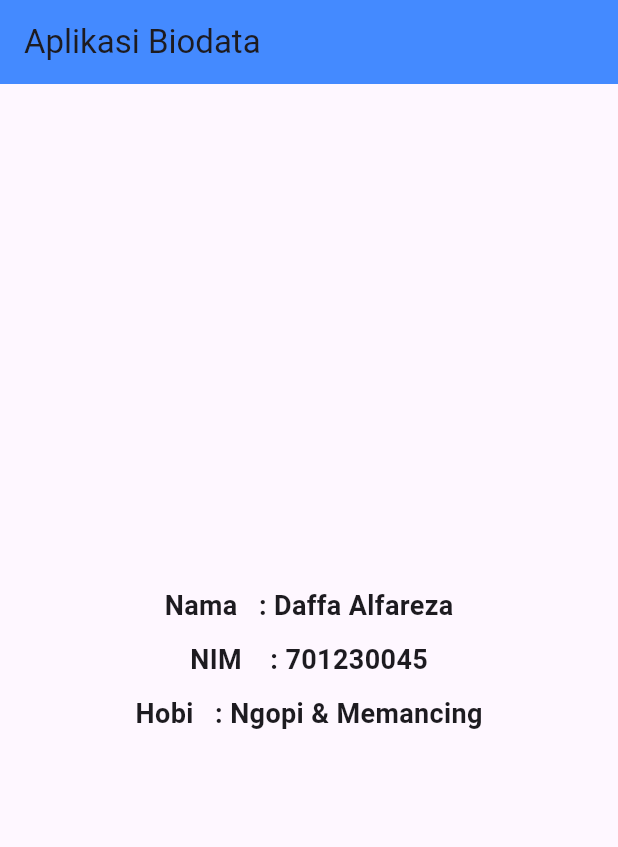
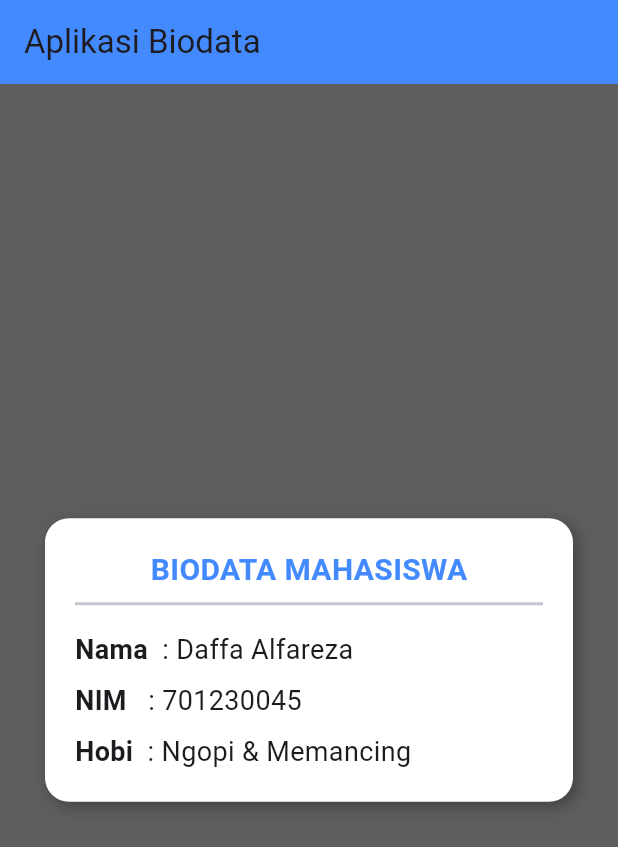
Before and after one commit to Dalfareza13/Biodata-App, a Flutter app: the screen it shows after launch, on a phone screen of 412 x 824 dp. Shown: the top 847 px of the screen. Run offline on Flutter 3.47's test engine with Material 3 defaults, Android fonts, the phone set to English and light mode, and no system bars.

Commit message:
Update isi Biodata_app

```diff
--- a/lib/main.dart
+++ b/lib/main.dart
@@ -12,55 +12,92 @@ class MyApp extends StatelessWidget {
     return MaterialApp(
       debugShowCheckedModeBanner: false,
       home: Scaffold(
+        backgroundColor: const Color.fromARGB(255, 95, 94, 94), // Latar belakang abu-abu
         appBar: AppBar(
           title: const Text("Aplikasi Biodata"),
           backgroundColor: Colors.blueAccent,
         ),
-        body: const Center(
-          child: Column(
-            mainAxisAlignment: MainAxisAlignment.center,
-            children: [
-              Row(
-                mainAxisAlignment: MainAxisAlignment.center,
+        body: Center(
+          child: Container(
+            padding: const EdgeInsets.all(20),
+            margin: const EdgeInsets.symmetric(horizontal: 30, vertical: 50),
+            decoration: BoxDecoration(
+              color: Colors.white,
+              borderRadius: BorderRadius.circular(16),
+              boxShadow: [
+                BoxShadow(
+                  color: Colors.black.withOpacity(0.3),
+                  blurRadius: 8,
+                  offset: const Offset(3, 3),
+                ),
+              ],
+            ),
+            child: const Column(
+              mainAxisSize: MainAxisSize.min,
               crossAxisAlignment: CrossAxisAlignment.start,
               children: [
+                Center(
+                  child: Text(
+                    "BIODATA MAHASISWA",
+                    style: TextStyle(
+                      fontSize: 20,
+                      fontWeight: FontWeight.bold,
+                      color: Colors.blueAccent,
+                    ),
+                  ),
+                ),
+                Divider(thickness: 2),
+                SizedBox(height: 10),
+
+                // ====== Nama ======
+                Row(
+                  children: [
                     Text(
-                    "Nama   ",
-                    style: TextStyle(fontSize: 18, fontWeight: FontWeight.bold),
+                      "Nama  ",
+                      style: TextStyle(
+                        fontSize: 18,
+                        fontWeight: FontWeight.bold,
+                      ),
                     ),
                     Text(
                       ": Daffa Alfareza",
-                    style: TextStyle(fontSize: 18, fontWeight: FontWeight.bold),
+                      style: TextStyle(fontSize: 18),
                     ),
                   ],
                 ),
-              SizedBox(height: 10),
+                SizedBox(height: 8),
+
+                // ====== NIM ======
                 Row(
-                mainAxisAlignment: MainAxisAlignment.center,
-                crossAxisAlignment: CrossAxisAlignment.start,
                   children: [
                     Text(
-                    "NIM    ",
-                    style: TextStyle(fontSize: 18, fontWeight: FontWeight.bold),
+                      "NIM   ",
+                      style: TextStyle(
+                        fontSize: 18,
+                        fontWeight: FontWeight.bold,
+                      ),
                     ),
                     Text(
                       ": 701230045",
-                    style: TextStyle(fontSize: 18, fontWeight: FontWeight.bold),
+                      style: TextStyle(fontSize: 18),
                     ),
                   ],
                 ),
-              SizedBox(height: 10),
+                SizedBox(height: 8),
+
+                // ====== Hobi ======
                 Row(
-                mainAxisAlignment: MainAxisAlignment.center,
-                crossAxisAlignment: CrossAxisAlignment.start,
                   children: [
                     Text(
-                    "Hobi   ",
-                    style: TextStyle(fontSize: 18, fontWeight: FontWeight.bold),
+                      "Hobi  ",
+                      style: TextStyle(
+                        fontSize: 18,
+                        fontWeight: FontWeight.bold,
+                      ),
                     ),
                     Text(
                       ": Ngopi & Memancing",
-                    style: TextStyle(fontSize: 18, fontWeight: FontWeight.bold),
+                      style: TextStyle(fontSize: 18),
                     ),
                   ],
                 ),
@@ -68,6 +105,7 @@ class MyApp extends StatelessWidget {
             ),
           ),
         ),
+      ),
     );
   }
 }
```
Lines whose indentation alone changed are shown as unchanged.
